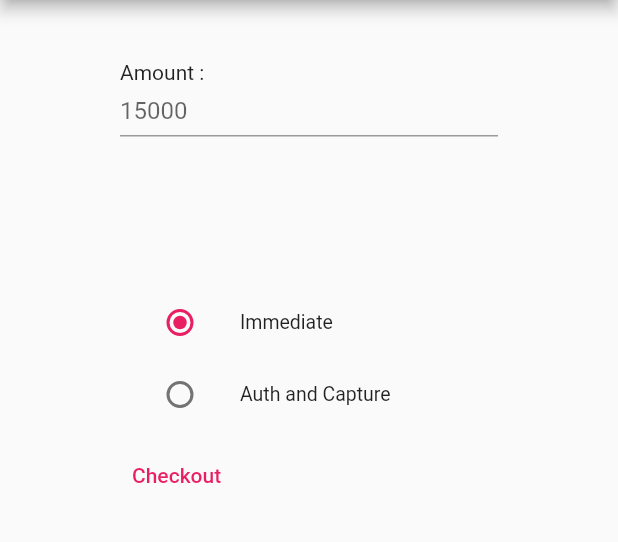
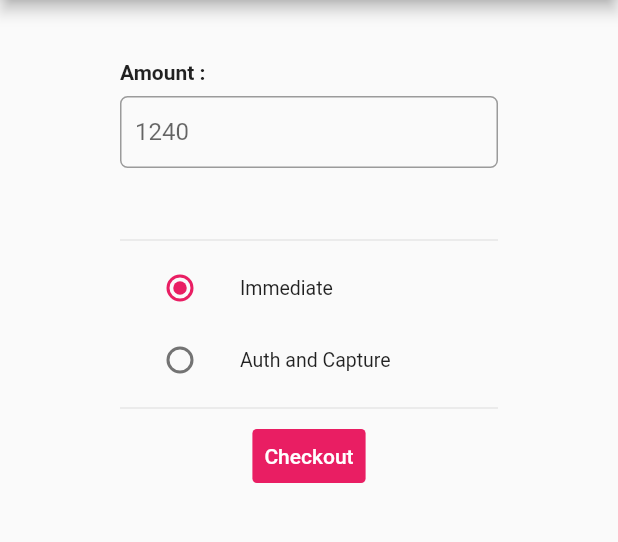
Before and after one commit to codeboxrcodehub/flutter-bkash, a Flutter app: the screen it shows after launch, on a phone screen of 412 x 824 dp, the part 84-626 px from its top. Run offline on Flutter 3.47's test engine with Material 2 defaults, Android fonts, the phone set to English and light mode, and no system bars; our stand-ins replace fluttertoast; missing offline and left inert: flutter_inappwebview; project files that could hold a hidden picture were left out.

Commit message:
update the code and basic commented on example. Added .ignore.

```diff
--- a/example/lib/main.dart
+++ b/example/lib/main.dart
@@ -18,7 +18,7 @@ class MyApp extends StatelessWidget {
         visualDensity: VisualDensity.adaptivePlatformDensity,
       ),
       debugShowCheckedModeBanner: false,
-      home: HomePage(title: 'bKash Demo'),
+      home: const HomePage(title: 'bKash Demo'),
     );
   }
 }
--- a/example/lib/pages/home_page.dart
+++ b/example/lib/pages/home_page.dart
@@ -1,5 +1,6 @@
 import 'dart:convert';
 
+import 'dart:developer' as dev;
 import 'package:flutter/material.dart';
 import 'package:flutter_bkash/flutter_bkash.dart';
 
@@ -17,8 +18,8 @@ class HomePage extends StatefulWidget {
 }
 
 class _HomePageState extends State<HomePage> {
-  final GlobalKey<ScaffoldState> _scaffoldKey = new GlobalKey<ScaffoldState>();
-  TextEditingController _amountController = TextEditingController();
+  final GlobalKey<ScaffoldState> _scaffoldKey = GlobalKey<ScaffoldState>();
+  final TextEditingController _amountController = TextEditingController();
 
   Intent _intent = Intent.sale;
   FocusNode? focusNode;
@@ -47,17 +48,31 @@ class _HomePageState extends State<HomePage> {
         child: Column(
           crossAxisAlignment: CrossAxisAlignment.start,
           children: [
-            const Text('Amount :'),
-            TextField(
+            const Text(
+              'Amount :',
+              style: TextStyle(fontWeight: FontWeight.bold),
+            ),
+            Container(
+              margin: const EdgeInsets.only(top: 8),
+              child: TextFormField(
                 focusNode: focusNode,
                 controller: _amountController,
+                decoration: const InputDecoration(
+                  hintText: "1240",
+                  contentPadding: EdgeInsets.symmetric(horizontal: 10, vertical: 0),
+                  border: OutlineInputBorder(borderRadius: BorderRadius.all(Radius.circular(5)), borderSide: BorderSide(color: Colors.grey)),
+                  focusedBorder: OutlineInputBorder(
+                    borderSide: BorderSide(color: Colors.pink, width: 2.0),
+                  ),
+                  // hintText: reviewTitle,
+                ),
                 keyboardType: TextInputType.number,
-              decoration: const InputDecoration(
-                isDense: true,
-                hintText: "15000",
+                maxLines: 1,
+                minLines: 1,
               ),
             ),
-            const SizedBox(height: 100.0),
+            const SizedBox(height: 40.0),
+            const Divider(),
             ListTile(
               title: const Text('Immediate'),
               leading: Radio(
@@ -80,16 +95,27 @@ class _HomePageState extends State<HomePage> {
               ),
               dense: true,
             ),
-            const SizedBox(height: 6.0),
-            TextButton(
-              child: const Text("Checkout"),
+            // const SizedBox(height: 6.0),
+            const Divider(),
+            Center(
+              child: TextButton(
+                style: TextButton.styleFrom(
+                    shape: RoundedRectangleBorder(
+                      borderRadius: BorderRadius.circular(3.0),
+                    ),
+                    backgroundColor: Colors.pink),
+                child: const Text(
+                  "Checkout",
+                  style: TextStyle(color: Colors.white),
+                ),
                 onPressed: () {
                   String amount = _amountController.text.trim();
                   String intent = _intent == Intent.sale ? "sale" : "authorization";
 
                   if (amount.isEmpty) {
+                    // if the amount is empty then show the snack-bar
                     ScaffoldMessenger.of(context)
-                      .showSnackBar(const SnackBar(content: Text("Amount is empty. You can't pay through bkash. Try again")));
+                        .showSnackBar(const SnackBar(content: Text("Amount is empty. Without amount you can't pay. Try again")));
                     return;
                   }
                   // remove focus from TextField to hide keyboard
@@ -97,12 +123,24 @@ class _HomePageState extends State<HomePage> {
                   // Goto BkashPayment page & pass the params
                   Navigator.of(context).push(MaterialPageRoute(
                       builder: (context) => BkashPayment(
-                          amount: '20',
-                          intent: 'sale',
+                            // amount of your bkash payment
+                            amount: amount,
+                            // intent would be (sale / authorization)
+                            intent: intent,
+                            // accessToken: '', // if the user have own access token for verify payment
+                            currency: 'BDT',
+                            // bkash url for create payment, when you implement on you project then it be change as your production create url
                             createBKashUrl: 'https://merchantserver.sandbox.bka.sh/api/checkout/v1.2.0-beta/payment/create',
+                            // bkash url for execute payment, , when you implement on you project then it be change as your production create url
                             executeBKashUrl: 'https://merchantserver.sandbox.bka.sh/api/checkout/v1.2.0-beta/payment/execute',
+                            // for script url, when you implement on production the set it live script js
                             scriptUrl: 'https://scripts.sandbox.bka.sh/versions/1.2.0-beta/checkout/bKash-checkout-sandbox.js',
+                            // the return value from the package
+                            // status => 'paymentSuccess', 'paymentFailed', 'paymentError', 'paymentClose'
+                            // data => return value of response
                             paymentStatus: (status, data) {
+                              dev.log('return status => $status');
+                              dev.log('return data => $data');
                               // when payment success
                               if (status == 'paymentSuccess') {
                                 if (data['transactionStatus'] == 'Completed') {
@@ -134,11 +172,10 @@ class _HomePageState extends State<HomePage> {
                               }
                               // back to screen to pop()
                               Navigator.of(context).pop();
-                            print('status => $status');
-                            print('data => $data');
                             },
                           )));
                 },
+              ),
             )
           ],
         ),
--- a/lib/flutter_bkash.dart
+++ b/lib/flutter_bkash.dart
@@ -47,14 +47,14 @@ class _BkashPaymentState extends State<BkashPayment> {
   @override
   void initState() {
     super.initState();
-    // if (Platform.isAndroid) WebView.platform = SurfaceAndroidWebView();
 
+    // payment data create as like below
     paymentData = {
       'paymentRequest': {
         'amount': widget.amount, // amount for payment
         'intent': widget.intent, // sale
         'ref_no': widget.refNo ?? '', // order no
-        'currency': widget.currency ?? '' // BDT
+        'currency': widget.currency ?? 'BDT' // BDT
       },
       'paymentConfig': {
         'createCheckoutURL': widget.createBKashUrl,
@@ -84,6 +84,7 @@ class _BkashPaymentState extends State<BkashPayment> {
       body: Stack(
         children: [
           InAppWebView(
+            // access the html file on local
             initialFile: "packages/flutter_bkash/assets/www/checkout_bkash.html",
             initialOptions: InAppWebViewGroupOptions(
               crossPlatform: InAppWebViewOptions(
@@ -159,6 +160,7 @@ class _BkashPaymentState extends State<BkashPayment> {
             }),
 
             onConsoleMessage: (controller, consoleMessage) {
+              // for view the console log as message on flutter side
               print(consoleMessage);
             },
           ),
```
Also changed, not shown: 2 other files. Lines whose indentation alone changed are shown as unchanged.
